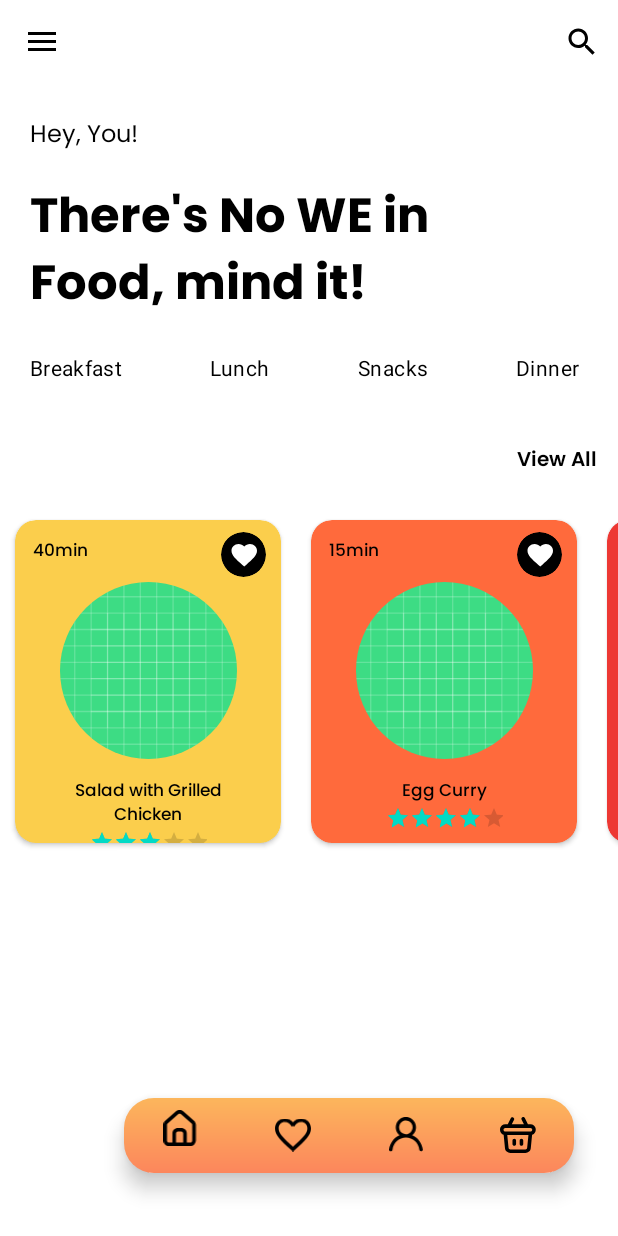
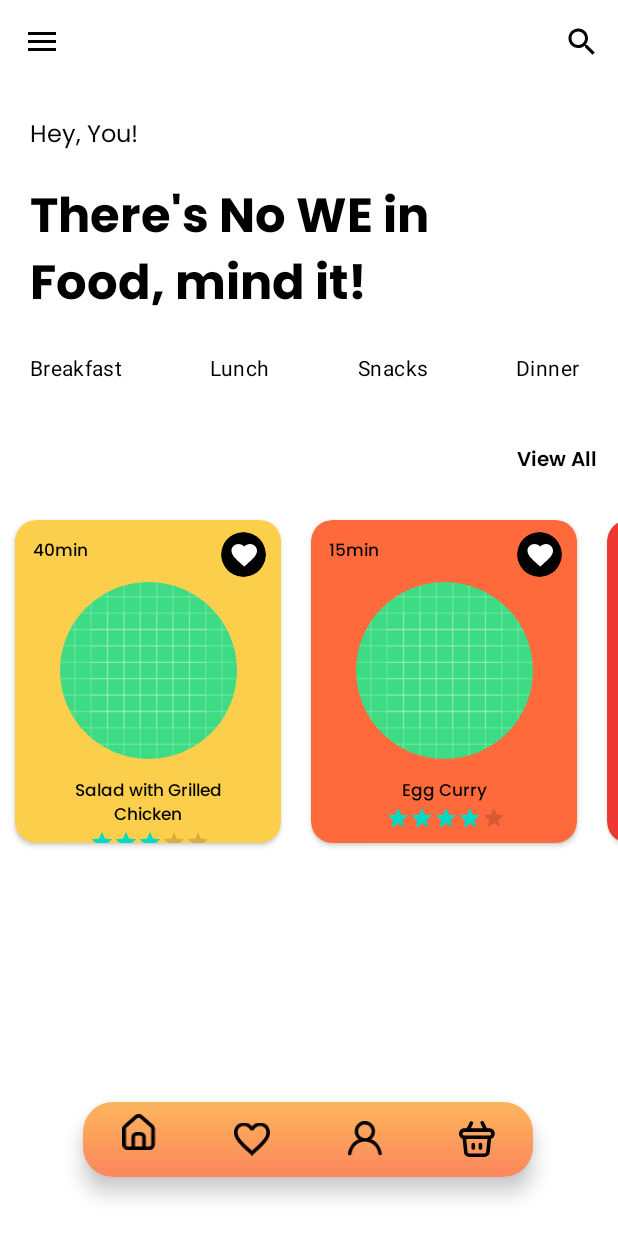
Before and after one commit to djunicode/RecipePool, an Android app: the MainActivity screen opened directly, with no data from a screen before it, on a phone screen of 412 x 824 dp. Run offline under Robolectric (Android 15) with nearby library versions, the phone set to English and light mode, and no system bars; our stand-ins replace CircleImageView, navigation-ui.

Commit message:
made some changes to design and login sign up api integrated

```diff
--- a/android/App/app/src/main/java/com/example/recipepool/screens/MainActivity.kt
+++ b/android/App/app/src/main/java/com/example/recipepool/screens/MainActivity.kt
@@ -1,5 +1,7 @@
 package com.example.recipepool.screens
 
+import android.content.Intent
+import android.content.SharedPreferences
 import android.os.Bundle
 import android.view.Menu
 import android.view.View
@@ -8,6 +10,7 @@ import androidx.appcompat.app.AppCompatActivity
 import androidx.appcompat.widget.SearchView
 import androidx.appcompat.widget.Toolbar
 import androidx.core.content.ContextCompat
+import androidx.core.view.GravityCompat
 import androidx.drawerlayout.widget.DrawerLayout
 import androidx.navigation.NavController
 import androidx.navigation.fragment.NavHostFragment
@@ -29,6 +32,15 @@ class MainActivity : AppCompatActivity() {
         super.onCreate(savedInstanceState)
         binding = ActivityMainBinding.inflate(layoutInflater)
         setContentView(binding.root)
+
+        //code for setting status bar white
+        window.statusBarColor = ContextCompat.getColor(this, R.color.white)
+        window.decorView.systemUiVisibility = View.SYSTEM_UI_FLAG_LIGHT_STATUS_BAR
+
+        // shared preferences to
+        val pref = applicationContext.getSharedPreferences("SharedPref", MODE_PRIVATE)
+        val editor: SharedPreferences.Editor = pref.edit()
+
         nav = binding.leftNav
 
         val navHostFragment = supportFragmentManager.findFragmentById(R.id.fragmentContainerView)
@@ -48,11 +60,24 @@ class MainActivity : AppCompatActivity() {
         drawer.addDrawerListener(toggle)
         toggle.syncState()
 
-        window.statusBarColor = ContextCompat.getColor(this, R.color.white)
-        window.decorView.systemUiVisibility = View.SYSTEM_UI_FLAG_LIGHT_STATUS_BAR
+        // left nav navigation
+        nav.setNavigationItemSelectedListener {
+            drawer.closeDrawer(GravityCompat.START)
+            when(it.itemId){
+                R.id.Logout -> {
+                    val intent = Intent(this,Login::class.java)
+                    editor.clear()
+                    editor.apply()
+                    startActivity(intent)
+                    finish()
+                }
+            }
+            true
+        }
 
     }
 
+    // search bar
     override fun onCreateOptionsMenu(menu: Menu): Boolean {
         menuInflater.inflate(R.menu.search, menu)
         val searchBtn = menu.findItem(R.id.search)
@@ -60,4 +85,5 @@ class MainActivity : AppCompatActivity() {
         search.queryHint = "Search Here"
         return true
     }
+
 }
--- /dev/null
+++ b/android/App/app/src/main/res/drawable/ic_logout.xml
@@ -0,0 +1,5 @@
+<vector android:autoMirrored="true" android:height="24dp"
+    android:tint="#FFFFFF" android:viewportHeight="24"
+    android:viewportWidth="24" android:width="24dp" xmlns:android="http://schemas.android.com/apk/res/android">
+    <path android:fillColor="@android:color/white" android:pathData="M17,7l-1.41,1.41L18.17,11H8v2h10.17l-2.58,2.58L17,17l5,-5zM4,5h8V3H4c-1.1,0 -2,0.9 -2,2v14c0,1.1 0.9,2 2,2h8v-2H4V5z"/>
+</vector>
--- a/android/App/app/src/main/res/layout/activity_main.xml
+++ b/android/App/app/src/main/res/layout/activity_main.xml
@@ -136,10 +136,10 @@
             app:itemTextColor="@color/white"
             app:layout_constraintBottom_toBottomOf="parent"
             app:layout_constraintEnd_toEndOf="parent"
-            app:layout_constraintHorizontal_bias="0.495"
+            app:layout_constraintHorizontal_bias="0.034"
             app:layout_constraintStart_toStartOf="parent"
             app:layout_constraintTop_toBottomOf="@+id/scrollView2"
-            app:layout_constraintVertical_bias="0.904"
+            app:layout_constraintVertical_bias="0.92"
             app:menu="@menu/bottom_nav" />
 
     </androidx.constraintlayout.widget.ConstraintLayout>
--- a/android/App/app/src/main/res/menu/menu.xml
+++ b/android/App/app/src/main/res/menu/menu.xml
@@ -34,7 +34,10 @@
         app:icon="@color/white"
         app:cnb_iconColor="@color/white"
         app:cnb_textColor="@color/black" />
-
+    <item
+        android:id="@+id/Logout"
+        android:title="Logout"
+        android:icon="@drawable/ic_logout"/>
 
 
 </menu>
```
Also changed, not shown: android/App/app/src/main/AndroidManifest.xml (+9 -13 lines), android/App/app/src/main/java/com/example/recipepool/screens/Login.kt (+85 -8 lines), android/App/app/src/main/java/com/example/recipepool/screens/SignUp.kt (+54 -16 lines), android/App/app/src/main/res/layout/activity_login.xml (+6 -8 lines).
